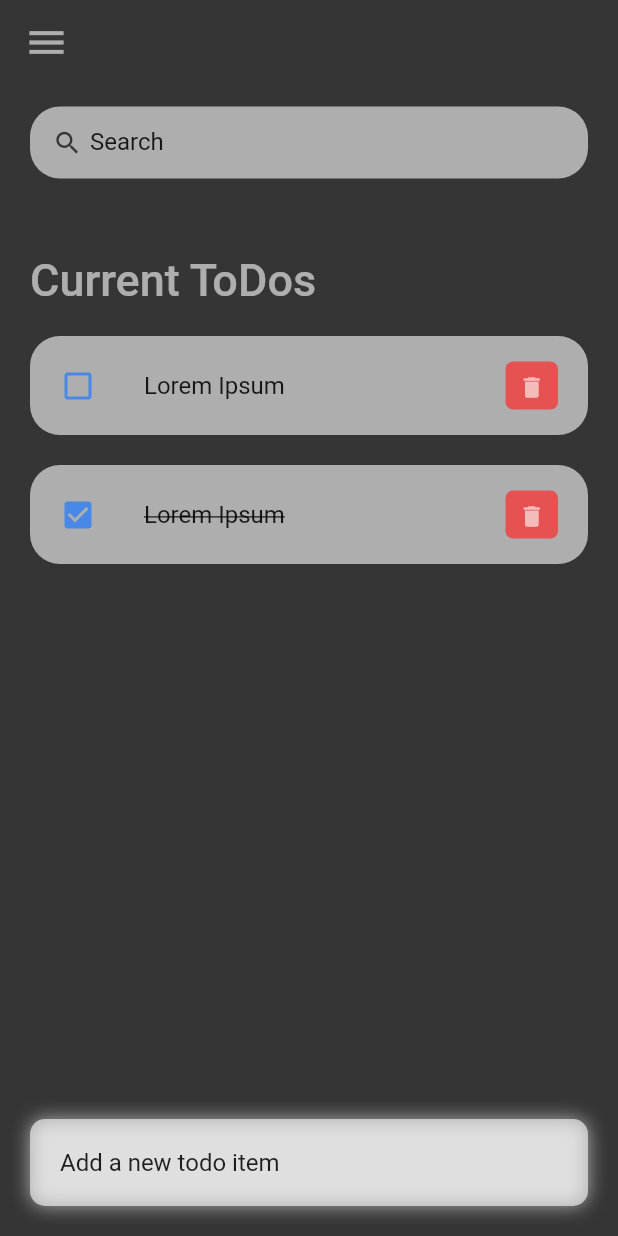
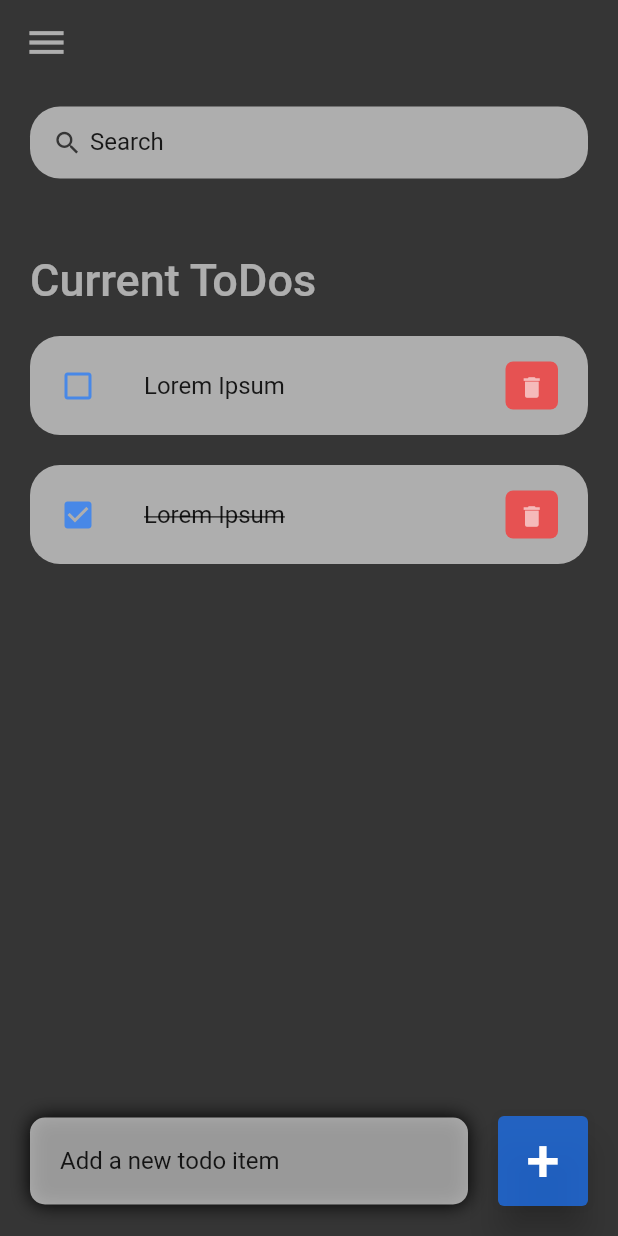
Before and after one commit to Sencres013/Flutter-to-do-app, a Flutter app: the screen it shows after launch, on a phone screen of 412 x 824 dp. Run offline on Flutter 3.47's test engine with Material 2 defaults, Android fonts, the phone set to English and light mode, and no system bars.

Commit message:
Added add todo item button

```diff
--- a/lib/data/colors.dart
+++ b/lib/data/colors.dart
@@ -3,3 +3,4 @@ import "package:flutter/material.dart";
 const Color bgColor = Color(0xFF353535);
 const Color fgColor = Colors.white60;
 const Color textColor = Colors.black87;
+const Color buttonBlue = Color.fromARGB(178, 28, 119, 255);
--- a/lib/views/home.dart
+++ b/lib/views/home.dart
@@ -57,7 +57,7 @@ class Home extends StatelessWidget {
                       color: fgColor,
                       boxShadow: [
                         BoxShadow(
-                          color: fgColor,
+                          color: Colors.black,
                           offset: Offset(0.0, 0.0),
                           blurRadius: 10,
                           spreadRadius: 0,
@@ -74,6 +74,18 @@ class Home extends StatelessWidget {
                     ),
                   ),
                 ),
+                Container(
+                  margin: EdgeInsets.only(bottom: 20, right: 20),
+                  child: ElevatedButton(
+                    child: Text("+", style: TextStyle(fontSize: 40)),
+                    onPressed: () {},
+                    style: ElevatedButton.styleFrom(
+                      backgroundColor: buttonBlue,
+                      minimumSize: Size(60, 60),
+                      elevation: 10,
+                    ),
+                  ),
+                ),
               ],
             ),
           ),
--- a/lib/widgets/todo_item.dart
+++ b/lib/widgets/todo_item.dart
@@ -26,7 +26,7 @@ class ToDoItem extends StatelessWidget {
         tileColor: fgColor,
         leading: Icon(
           todo.isDone ? Icons.check_box : Icons.check_box_outline_blank,
-          color: Color.fromARGB(178, 28, 119, 255),
+          color: buttonBlue,
         ),
         title: Text(
           todo.text,
```
